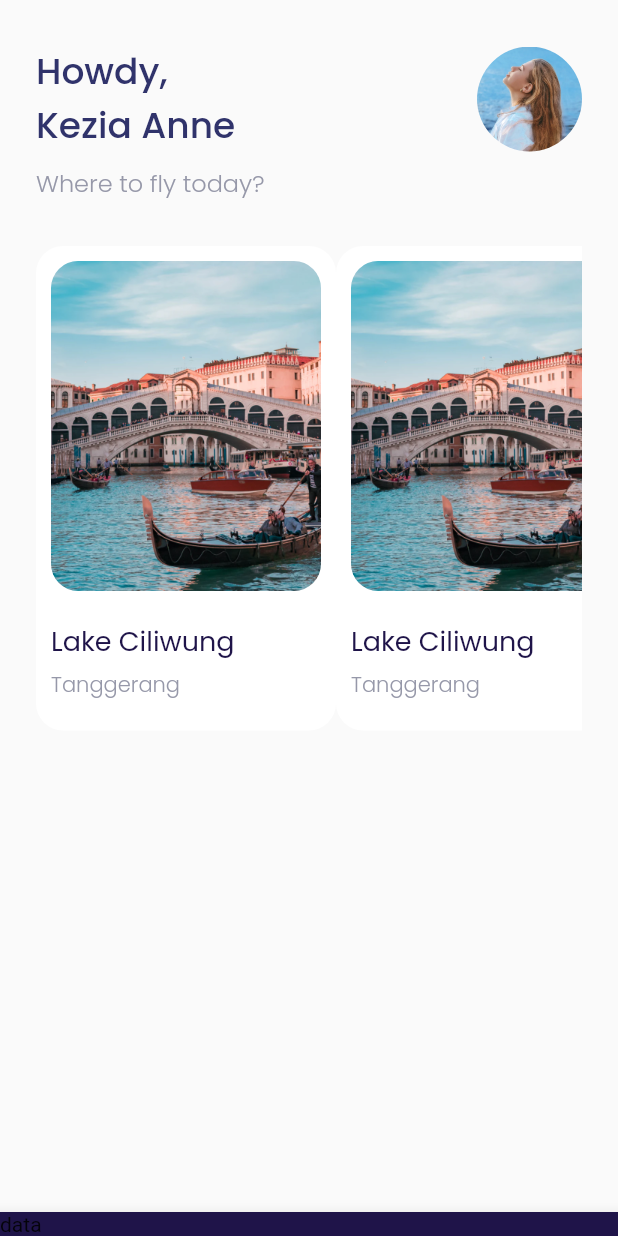
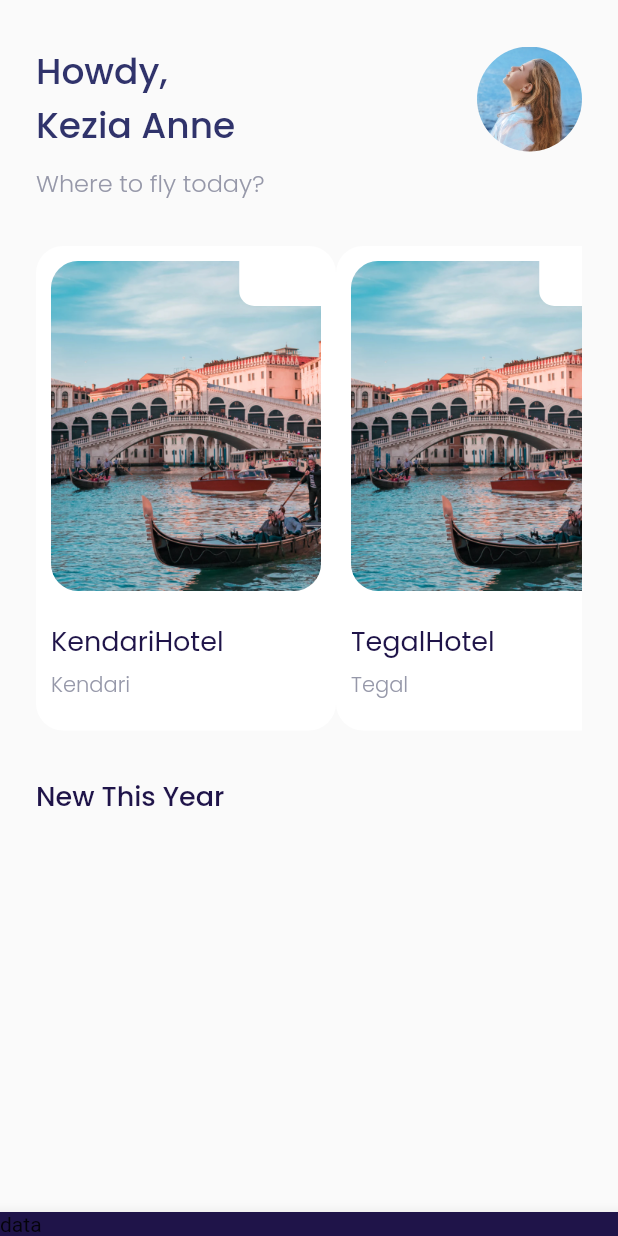
Before and after one commit to fadillaoegi/Dil-Travel, a Flutter app: the screen it shows after launch, on a phone screen of 412 x 824 dp. Run offline on Flutter 3.47's test engine with Material 2 defaults, Android fonts, the phone set to English and light mode, and no system bars; our stand-ins replace google_fonts.

Commit message:
break 5 menit

```diff
--- a/lib/pages/home_page.dart
+++ b/lib/pages/home_page.dart
@@ -24,6 +24,19 @@ class _HomePageState extends State<HomePage> {
     );
   }
 
+// WIDGET NAME USER
+  Widget nameUser() {
+    return SizedBox(
+      width: 250.0,
+      child: Text(
+        "Howdy,\nKezia Anne",
+        overflow: TextOverflow.ellipsis,
+        style:
+            tittleText.copyWith(fontSize: 24.0, color: ColorDilTravel.primary),
+      ),
+    );
+  }
+
   @override
   Widget build(BuildContext context) {
     return Scaffold(
@@ -37,21 +50,8 @@ class _HomePageState extends State<HomePage> {
               Row(
                 mainAxisAlignment: MainAxisAlignment.spaceBetween,
                 children: [
-                  SizedBox(
-                    width: 250.0,
-                    child: Text(
-                      "Howdy,\nKezia Anne",
-                      overflow: TextOverflow.ellipsis,
-                      style: tittleText.copyWith(
-                          fontSize: 24.0, color: ColorDilTravel.primary),
-                    ),
-                  ),
+                  nameUser(),
                   photoProfile(),
-                  // Container(
-                  //   child: Text(
-                  //     "AAWWW",
-                  //   ),
-                  // ),
                 ],
               ),
               const SizedBox(
@@ -68,14 +68,33 @@ class _HomePageState extends State<HomePage> {
                 scrollDirection: Axis.horizontal,
                 child: Row(
                   mainAxisAlignment: MainAxisAlignment.spaceAround,
-                  children: const [
-                    Casrousel(),
-                    Casrousel(),
-                    Casrousel(),
-                    Casrousel(),
+                  children: [
+                    Carousel(
+                        image: "assets/img/image_destination1.png",
+                        city: "Kendari",
+                        name: "KendariHotel"),
+                    Carousel(
+                        image: "assets/img/image_destination1.png",
+                        city: "Tegal",
+                        name: "TegalHotel"),
+                    Carousel(
+                        image: "assets/img/image_destination1.png",
+                        city: "Semarang",
+                        name: "CleoHotel"),
+                    Carousel(
+                        image: "assets/img/image_destination1.png",
+                        city: "Surabaya",
+                        name: "SurabayaHotel"),
                   ],
                 ),
-              )
+              ),
+              const SizedBox(
+                height: 30.0,
+              ),
+              Text("New This Year",
+                  style: tittleText.copyWith(
+                    fontSize: 18.0,
+                  )),
             ],
           ),
         ),
--- a/lib/widgets/carousel_widget.dart
+++ b/lib/widgets/carousel_widget.dart
@@ -2,12 +2,24 @@ import 'package:diltravel/styles/colors.dart';
 import 'package:diltravel/styles/text_style.dart';
 import 'package:flutter/material.dart';
 
-class Casrousel extends StatelessWidget {
-  const Casrousel({super.key});
+// ignore: must_be_immutable
+class Carousel extends StatelessWidget {
+  Carousel({
+    super.key,
+    this.city,
+    this.image,
+    this.name,
+  });
+
+  String? image;
+  String? name;
+  String? city;
 
   @override
   Widget build(BuildContext context) {
-    return Container(
+    return GestureDetector(
+      onTap: () {},
+      child: Container(
         width: 200.0,
         height: 323.0,
         padding: const EdgeInsets.all(10.0),
@@ -23,25 +35,40 @@ class Casrousel extends StatelessWidget {
               width: 180.0,
               decoration: BoxDecoration(
                   borderRadius: BorderRadius.circular(18.0),
-                image: const DecorationImage(
-                    image: AssetImage("assets/img/image_destination1.png"))),
+                  image: DecorationImage(image: AssetImage(image!))),
+              child: Align(
+                alignment: Alignment.topRight,
+                child: Container(
+                  width: 54.5,
+                  height: 30.0,
+                  padding: const EdgeInsets.all(6.0),
+                  decoration: const BoxDecoration(
+                      color: ColorDilTravel.white,
+                      borderRadius:
+                          BorderRadius.only(bottomLeft: Radius.circular(10.0))),
+                  child: Row(
+                    children: [],
+                  ),
+                ),
+              ),
             ),
             const SizedBox(
               height: 20.0,
             ),
             Text(
-            "Lake Ciliwung",
+              name!,
               style: subText.copyWith(fontSize: 18.0),
             ),
             const SizedBox(
               height: 5.0,
             ),
             Text(
-            "Tanggerang",
+              city!,
               style: descText.copyWith(fontSize: 14.0),
             )
           ],
         ),
+      ),
     );
   }
 }
```
Lines whose indentation alone changed are shown as unchanged.
